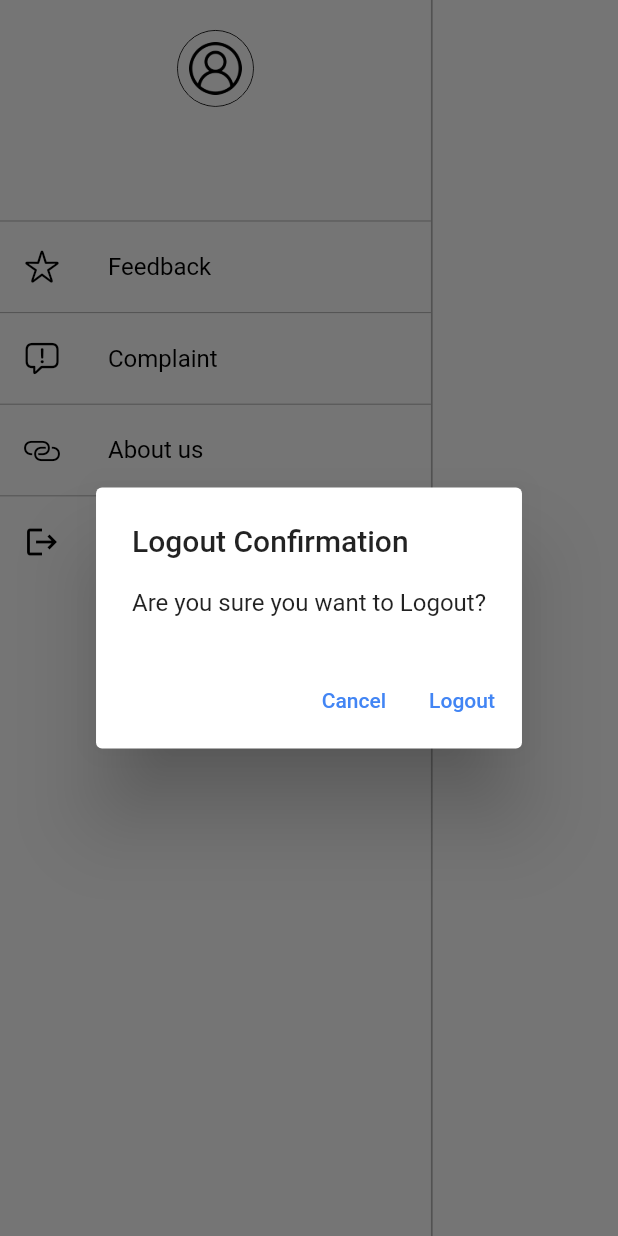
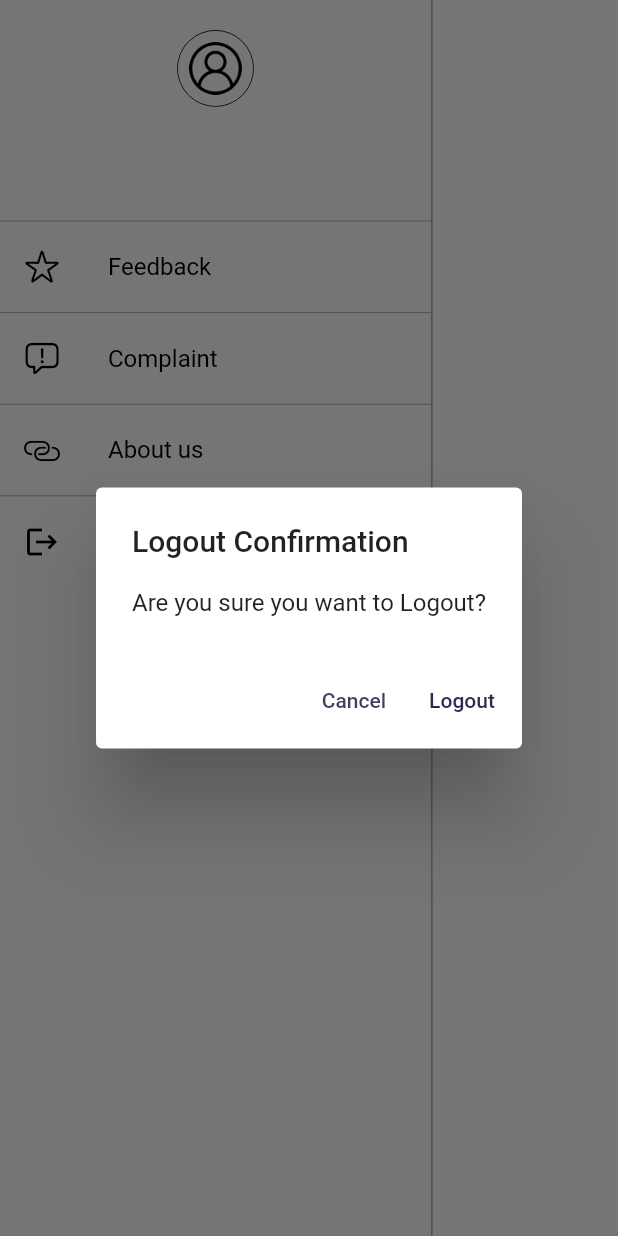
Before and after one commit to MustufaMemon10/PetroCard_app, a Flutter app: the HomeDrawer widget shown alone on an empty page, opened directly, after a tap on "Log Out", on a phone screen of 412 x 824 dp. Run offline on Flutter 3.47's test engine with Material 2 defaults, Android fonts, the light colour scheme and no system bars; our stand-ins replace animate_do, awesome_notifications, fl_chart, flutter_onboarding_slider, flutter_rating_bar, flutter_screenutil and 7 more; missing offline and left inert: card_loading; accounts and stored records are empty; network calls fail; Roboto replaces fonts that are missing (RobotoMono).

Commit message:
changes done

```diff
--- a/lib/Components/Drawer.dart
+++ b/lib/Components/Drawer.dart
@@ -60,7 +60,7 @@ class _HomeDrawerState extends State<HomeDrawer> {
                               Navigator.of(context).pop(
                                   false);
                             },
-                            child: Text("Cancel",style: TextStyle(color: AppColors.accentColor),),
+                            child: Text("Cancel",style: TextStyle(color: AppColors.darkPurple.withOpacity(0.9)),),
                           ),
                           TextButton(
                             onPressed: () async{
@@ -72,7 +72,7 @@ class _HomeDrawerState extends State<HomeDrawer> {
                                   MaterialPageRoute(builder: (context) => LoginPage()),
                                       (route) => false);
                             },
-                            child: Text("Logout",style: TextStyle(color: AppColors.accentColor),),
+                            child: Text("Logout",style: TextStyle(color: AppColors.darkPurple),),
                           ),
                         ],
                       ),
```
